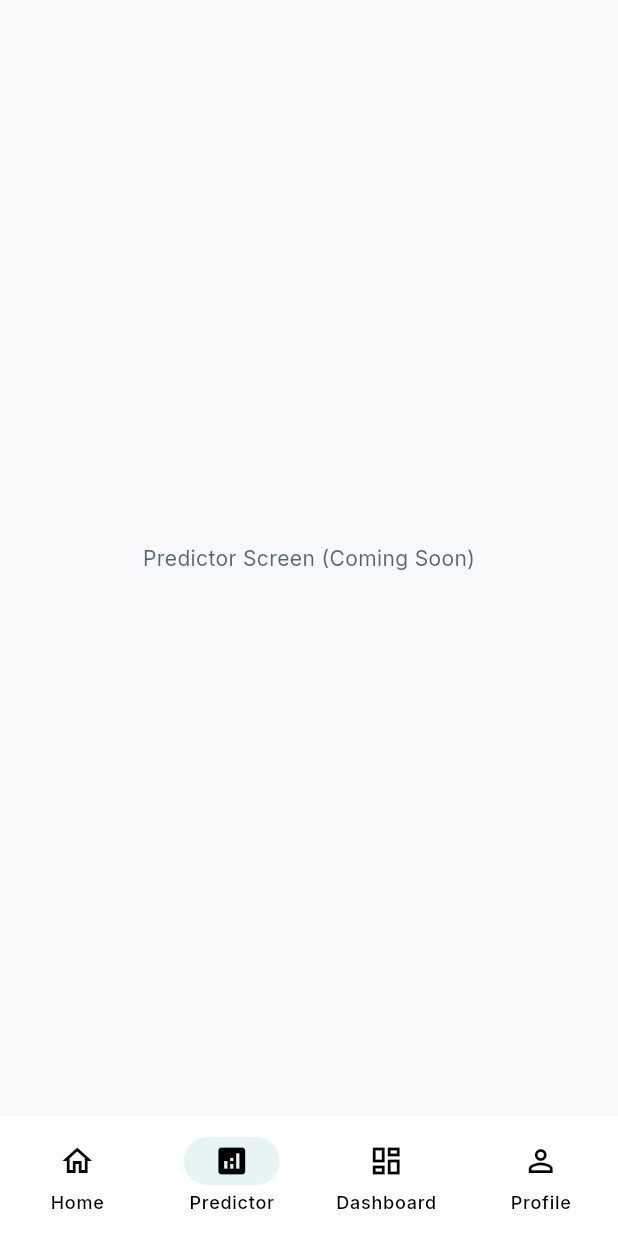
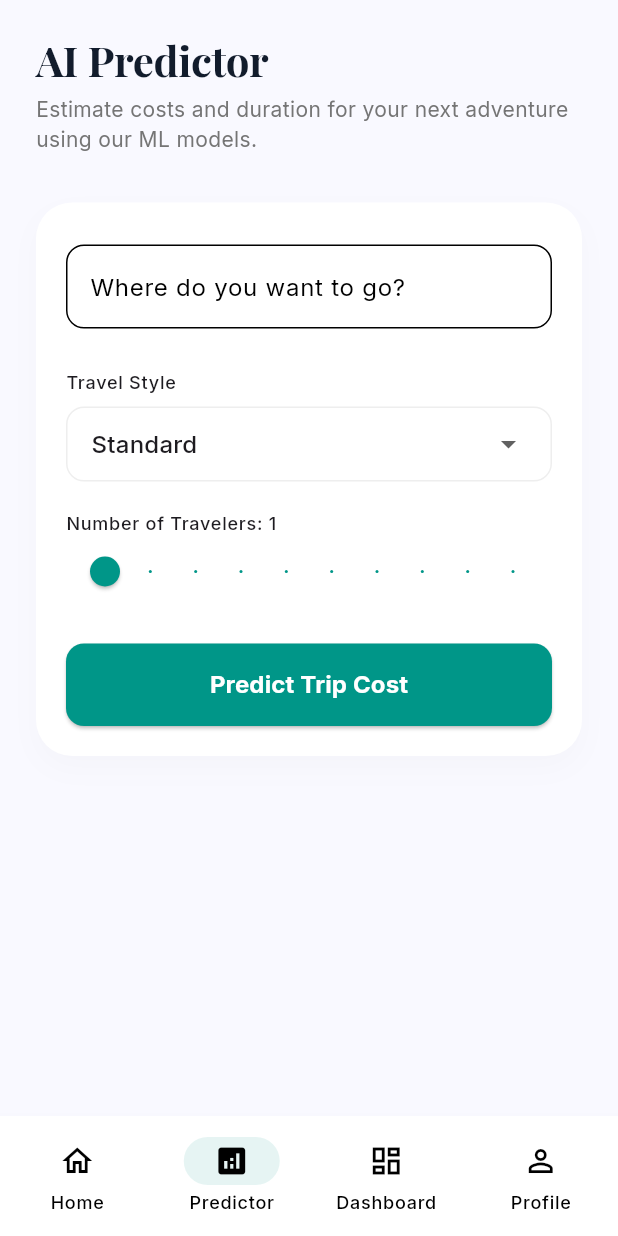
Before and after one commit to abhaysingh-10/TravelSenseAI, a Flutter app: the MainScreen screen opened directly, item 2 of the bottom bar chosen, on a phone screen of 412 x 824 dp. Run offline on Flutter 3.47's test engine with Material 3 defaults, Android fonts, the phone set to English and light mode, and no system bars; our stand-ins replace flutter_riverpod, google_fonts; network calls fail.

Commit message:
feat: Build AI Trip Predictor screen with dummy models

```diff
--- /dev/null
+++ b/frontend/lib/models/prediction_model.dart
@@ -0,0 +1,11 @@
+class TripPrediction {
+  final double estimatedCost;
+  final int estimatedDurationDays;
+  final double confidenceScore; // 0.0 to 1.0
+
+  TripPrediction({
+    required this.estimatedCost,
+    required this.estimatedDurationDays,
+    required this.confidenceScore,
+  });
+}
--- /dev/null
+++ b/frontend/lib/providers/predictor_provider.dart
@@ -0,0 +1,68 @@
+import 'package:flutter_riverpod/flutter_riverpod.dart';
+import '../models/prediction_model.dart';
+import 'dart:math';
+
+class PredictorState {
+  final bool isLoading;
+  final TripPrediction? prediction;
+  final String? error;
+
+  PredictorState({
+    this.isLoading = false,
+    this.prediction,
+    this.error,
+  });
+
+  PredictorState copyWith({
+    bool? isLoading,
+    TripPrediction? prediction,
+    String? error,
+  }) {
+    return PredictorState(
+      isLoading: isLoading ?? this.isLoading,
+      prediction: prediction ?? this.prediction,
+      error: error,
+    );
+  }
+}
+
+class PredictorNotifier extends Notifier<PredictorState> {
+  @override
+  PredictorState build() {
+    return PredictorState();
+  }
+
+  Future<void> predictTrip(String destination, String style, int travelers) async {
+    state = state.copyWith(isLoading: true, error: null, prediction: null);
+
+    // Simulate AI model latency
+    await Future.delayed(const Duration(seconds: 2));
+
+    if (destination.trim().isEmpty) {
+      state = state.copyWith(isLoading: false, error: 'Please enter a destination');
+      return;
+    }
+
+    // Generate dummy prediction logic
+    final random = Random();
+
+    // Base cost per day per traveler based on style
+    double baseCost = 2000.0;
+    if (style == 'Luxury') baseCost = 8000.0;
+    if (style == 'Standard') baseCost = 4000.0;
+
+    final dummyDuration = random.nextInt(7) + 3; // 3 to 9 days
+    final dummyCost = baseCost * dummyDuration * travelers;
+    final dummyConfidence = 0.75 + (random.nextDouble() * 0.2); // 0.75 to 0.95
+
+    final prediction = TripPrediction(
+      estimatedCost: dummyCost,
+      estimatedDurationDays: dummyDuration,
+      confidenceScore: dummyConfidence,
+    );
+
+    state = state.copyWith(isLoading: false, prediction: prediction);
+  }
+}
+
+final predictorProvider = NotifierProvider<PredictorNotifier, PredictorState>(PredictorNotifier.new);
--- a/frontend/lib/screens/main_screen.dart
+++ b/frontend/lib/screens/main_screen.dart
@@ -1,6 +1,7 @@
 import 'package:flutter/material.dart';
 import 'home_trip_list_screen.dart';
 import 'profile_screen.dart';
+import 'trip_predictor_screen.dart';
 
 class MainScreen extends StatefulWidget {
   const MainScreen({super.key});
@@ -14,7 +15,7 @@ class _MainScreenState extends State<MainScreen> {
 
   final List<Widget> _pages = [
     const HomeTripListScreen(),
-    const Center(child: Text('Predictor Screen (Coming Soon)')),
+    const TripPredictorScreen(),
     const Center(child: Text('Dashboard Screen (Coming Soon)')),
     const ProfileScreen(),
   ];
--- /dev/null
+++ b/frontend/lib/screens/trip_predictor_screen.dart
@@ -0,0 +1,235 @@
+import 'package:flutter/material.dart';
+import 'package:flutter_riverpod/flutter_riverpod.dart';
+import 'package:intl/intl.dart';
+import '../providers/predictor_provider.dart';
+import '../widgets/custom_button.dart';
+import '../widgets/custom_input_field.dart';
+
+class TripPredictorScreen extends ConsumerStatefulWidget {
+  const TripPredictorScreen({super.key});
+
+  @override
+  ConsumerState<TripPredictorScreen> createState() => _TripPredictorScreenState();
+}
+
+class _TripPredictorScreenState extends ConsumerState<TripPredictorScreen> {
+  final _destinationController = TextEditingController();
+  String _selectedStyle = 'Standard';
+  int _travelers = 1;
+
+  final List<String> _styles = ['Budget', 'Standard', 'Luxury'];
+
+  @override
+  void dispose() {
+    _destinationController.dispose();
+    super.dispose();
+  }
+
+  void _runPrediction() {
+    FocusScope.of(context).unfocus();
+    ref.read(predictorProvider.notifier).predictTrip(
+      _destinationController.text,
+      _selectedStyle,
+      _travelers,
+    );
+  }
+
+  @override
+  Widget build(BuildContext context) {
+    final state = ref.watch(predictorProvider);
+    final formatCurrency = NumberFormat('#,##0');
+
+    return Scaffold(
+      backgroundColor: const Color(0xFFF9F9FF),
+      body: SafeArea(
+        child: SingleChildScrollView(
+          padding: const EdgeInsets.all(24.0),
+          child: Column(
+            crossAxisAlignment: CrossAxisAlignment.start,
+            children: [
+              // Header
+              Text(
+                'AI Predictor',
+                style: Theme.of(context).textTheme.displayLarge?.copyWith(
+                  fontSize: 28,
+                  color: const Color(0xFF121C2C),
+                ),
+              ),
+              const SizedBox(height: 8),
+              Text(
+                'Estimate costs and duration for your next adventure using our ML models.',
+                style: TextStyle(fontSize: 14, color: Colors.grey.shade600),
+              ),
+              const SizedBox(height: 32),
+
+              // Form
+              Container(
+                padding: const EdgeInsets.all(20),
+                decoration: BoxDecoration(
+                  color: Colors.white,
+                  borderRadius: BorderRadius.circular(24),
+                  boxShadow: [
+                    BoxShadow(
+                      color: Colors.black.withValues(alpha: 0.02),
+                      blurRadius: 16,
+                      offset: const Offset(0, 8),
+                    )
+                  ],
+                ),
+                child: Column(
+                  crossAxisAlignment: CrossAxisAlignment.start,
+                  children: [
+                    CustomInputField(
+                      labelText: 'Where do you want to go?',
+                      controller: _destinationController,
+                    ),
+                    const SizedBox(height: 20),
+
+                    Text('Travel Style', style: Theme.of(context).textTheme.labelMedium),
+                    const SizedBox(height: 8),
+                    Container(
+                      padding: const EdgeInsets.symmetric(horizontal: 16),
+                      decoration: BoxDecoration(
+                        border: Border.all(color: Colors.grey.shade200),
+                        borderRadius: BorderRadius.circular(12),
+                      ),
+                      child: DropdownButtonHideUnderline(
+                        child: DropdownButton<String>(
+                          value: _selectedStyle,
+                          isExpanded: true,
+                          items: _styles.map((style) => DropdownMenuItem(value: style, child: Text(style))).toList(),
+                          onChanged: (val) {
+                            if (val != null) setState(() => _selectedStyle = val);
+                          },
+                        ),
+                      ),
+                    ),
+                    const SizedBox(height: 20),
+
+                    Text('Number of Travelers: $_travelers', style: Theme.of(context).textTheme.labelMedium),
+                    Slider(
+                      value: _travelers.toDouble(),
+                      min: 1,
+                      max: 10,
+                      divisions: 9,
+                      activeColor: Theme.of(context).primaryColor,
+                      label: _travelers.toString(),
+                      onChanged: (val) {
+                        setState(() => _travelers = val.toInt());
+                      },
+                    ),
+                    const SizedBox(height: 24),
+
+                    SizedBox(
+                      width: double.infinity,
+                      child: CustomButton(
+                        text: state.isLoading ? 'Predicting...' : 'Predict Trip Cost',
+                        onPressed: state.isLoading ? () {} : _runPrediction,
+                      ),
+                    ),
+                    if (state.error != null)
+                      Padding(
+                        padding: const EdgeInsets.only(top: 12.0),
+                        child: Center(
+                          child: Text(
+                            state.error!,
+                            style: TextStyle(color: Colors.red.shade400, fontSize: 13),
+                          ),
+                        ),
+                      ),
+                  ],
+                ),
+              ),
+
+              const SizedBox(height: 32),
+
+              // Result Card
+              if (state.isLoading)
+                const Center(
+                  child: Padding(
+                    padding: EdgeInsets.all(32.0),
+                    child: CircularProgressIndicator(),
+                  ),
+                )
+              else if (state.prediction != null)
+                Container(
+                  padding: const EdgeInsets.all(24),
+                  decoration: BoxDecoration(
+                    gradient: LinearGradient(
+                      colors: [
+                        Theme.of(context).primaryColor,
+                        Theme.of(context).primaryColor.withValues(alpha: 0.8),
+                      ],
+                      begin: Alignment.topLeft,
+                      end: Alignment.bottomRight,
+                    ),
+                    borderRadius: BorderRadius.circular(24),
+                    boxShadow: [
+                      BoxShadow(
+                        color: Theme.of(context).primaryColor.withValues(alpha: 0.3),
+                        blurRadius: 20,
+                        offset: const Offset(0, 10),
+                      )
+                    ],
+                  ),
+                  child: Column(
+                    crossAxisAlignment: CrossAxisAlignment.start,
+                    children: [
+                      Row(
+                        mainAxisAlignment: MainAxisAlignment.spaceBetween,
+                        children: [
+                          const Text(
+                            'AI PREDICTION',
+                            style: TextStyle(color: Colors.white70, fontSize: 12, fontWeight: FontWeight.bold, letterSpacing: 1.2),
+                          ),
+                          Icon(Icons.auto_awesome, color: Colors.amber.shade300, size: 20),
+                        ],
+                      ),
+                      const SizedBox(height: 24),
+                      const Text(
+                        'Estimated Cost',
+                        style: TextStyle(color: Colors.white, fontSize: 14),
+                      ),
+                      const SizedBox(height: 4),
+                      Text(
+                        '₹${formatCurrency.format(state.prediction!.estimatedCost)}',
+                        style: const TextStyle(color: Colors.white, fontSize: 36, fontWeight: FontWeight.w800),
+                      ),
+                      const SizedBox(height: 24),
+                      Row(
+                        mainAxisAlignment: MainAxisAlignment.spaceBetween,
+                        children: [
+                          Column(
+                            crossAxisAlignment: CrossAxisAlignment.start,
+                            children: [
+                              const Text('Duration', style: TextStyle(color: Colors.white70, fontSize: 12)),
+                              const SizedBox(height: 4),
+                              Text(
+                                '${state.prediction!.estimatedDurationDays} Days',
+                                style: const TextStyle(color: Colors.white, fontSize: 18, fontWeight: FontWeight.bold),
+                              ),
+                            ],
+                          ),
+                          Column(
+                            crossAxisAlignment: CrossAxisAlignment.end,
+                            children: [
+                              const Text('Confidence', style: TextStyle(color: Colors.white70, fontSize: 12)),
+                              const SizedBox(height: 4),
+                              Text(
+                                '${(state.prediction!.confidenceScore * 100).toInt()}%',
+                                style: const TextStyle(color: Colors.white, fontSize: 18, fontWeight: FontWeight.bold),
+                              ),
+                            ],
+                          ),
+                        ],
+                      )
+                    ],
+                  ),
+                ),
+            ],
+          ),
+        ),
+      ),
+    );
+  }
+}
```
